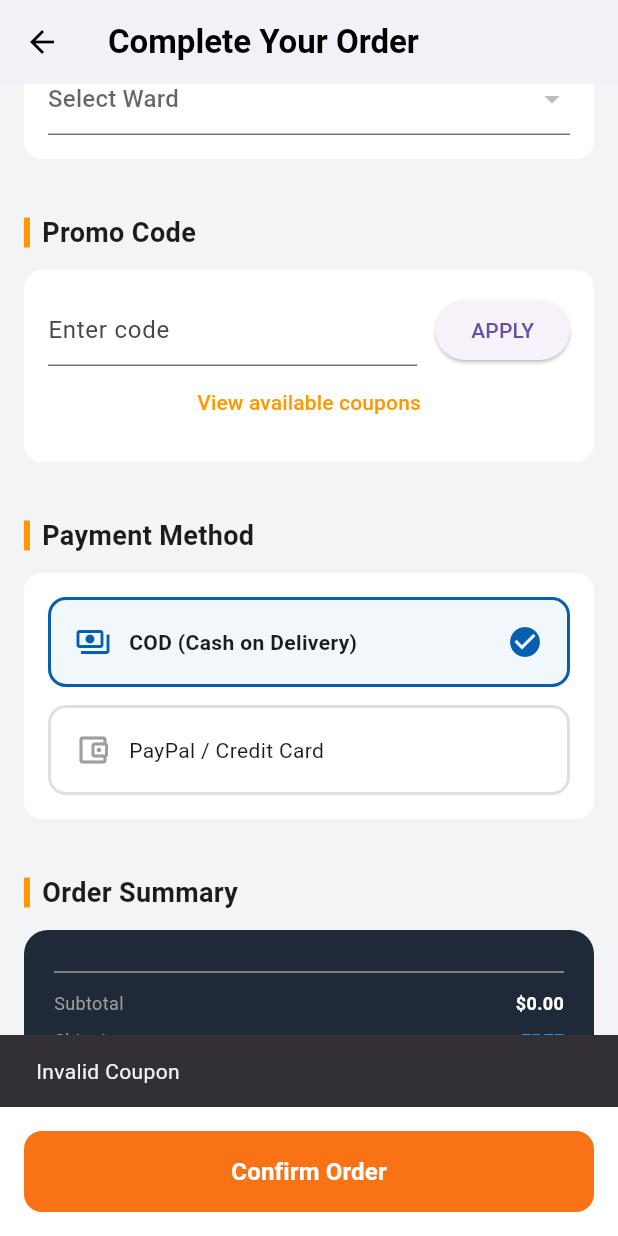
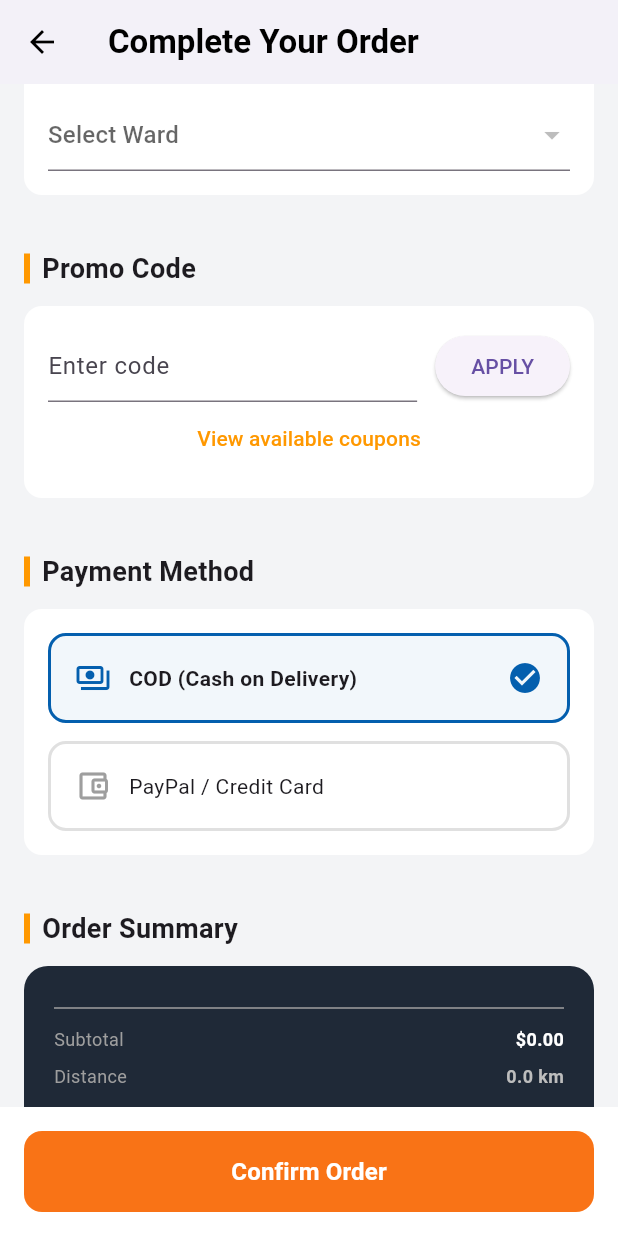
Before and after one commit to TrungHieu0811/Online_Electronic_Market, a Flutter app: the CheckoutPage screen opened directly with empty values, scrolled down 576 dp, after a tap on "APPLY", on a phone screen of 412 x 824 dp. Run offline on Flutter 3.47's test engine with Material 3 defaults, Android fonts, the phone set to English and light mode, and no system bars; our stand-ins replace dio, flutter_markdown, flutter_secure_storage, shared_preferences; accounts and stored records are empty; network calls fail.

Commit message:
update checkout page flutter

```diff
--- a/mobile/lib/screens/checkout_page.dart
+++ b/mobile/lib/screens/checkout_page.dart
@@ -55,6 +55,7 @@ class _CheckoutPageState extends State<CheckoutPage> {
   String? _token;
 
   double _currentShippingFee = 0.0;
+  double _currentDistance = 0.0;
 
  Future<void> _fetchProvinces() async {
   try {
@@ -175,11 +176,12 @@ void _onDistrictChanged(int? dId) async {
   "shipName": _fullNameController.text,
   "shipPhone": _phoneController.text,
   "shipAddress": _addressController.text,
+  "couponCode": _couponController.text,
   "note": "Order via Flutter Mobile App",
+  "shippingFee": _currentShippingFee,
   "paymentMethod": _selectedPayment,
   "districtId": _selectedDistrictId, // 👈 Dùng biến đã chọn từ Dropdown
   "wardCode": _selectedWardCode,     // 👈 Dùng biến đã chọn từ Dropdown
-  "couponCode": "",
 };
 
   try {
@@ -216,16 +218,23 @@ void _onDistrictChanged(int? dId) async {
 
 
 Future<void> _updateShippingFee() async {
-  if (_selectedDistrictId != null && _selectedWardCode != null) {
+  if (_selectedDistrictId != null && _selectedWardCode != null && _token != null) {
     try {
+
+      double distance = await OrderService().getShippingDistance(
+        _selectedProvinceId!, _selectedDistrictId!, _selectedWardCode!, _token!
+      );
       // Gọi hàm previewShippingFee trong OrderService mình vừa tạo lúc nãy
       double fee = await OrderService().previewShippingFee(
         _selectedDistrictId!,
         _selectedWardCode!,
-        widget.subtotal
+        widget.subtotal,
+        _token!
       );
 
+
       setState(() {
+        _currentDistance = distance;
         // Cập nhật lại phí ship để giao diện nhảy số tiền mới
         _currentShippingFee = fee;
       });
@@ -283,28 +292,26 @@ void _showCouponList() async {
 
 void _applyCoupon() async {
   String code = _couponController.text.trim();
-  // Gọi API validate để chắc chắn mã vẫn dùng được
-  bool isValid = await CouponService().validateCoupon(code, widget.subtotal);
+  if (code.isEmpty || _token == null) return;
 
-  if (isValid) {
-    // Lấy chi tiết mã để tính tiền giảm
-    final coupon = await CouponService().getCouponDetail(code, _token!);
+  // Gọi hàm detail mới, truyền thêm subtotal để Server lọc
+  final coupon = await CouponService().getCouponDetail(code, widget.subtotal, _token!);
 
   if (coupon != null) {
     setState(() {
-        if (coupon.discountType == "PERCENTAGE") {
+      if (coupon.discountType.toUpperCase().contains("PERCENTAGE")) {
+         // Tính toán %
          double calculated = (widget.subtotal * coupon.discountValue) / 100;
-          // Nếu có mức giảm tối đa (maxDiscountAmount), thì lấy mức đó
          _discountAmount = (coupon.maxDiscountAmount != null && calculated > coupon.maxDiscountAmount!)
              ? coupon.maxDiscountAmount! : calculated;
       } else {
-          _discountAmount = coupon.discountValue; // FIXED_AMOUNT
+         _discountAmount = coupon.discountValue; // Fixed Amount
       }
     });
-    }
   } else {
-    // Thông báo lỗi nếu mã không hợp lệ
-    ScaffoldMessenger.of(context).showSnackBar(const SnackBar(content: Text("Invalid Coupon")));
+    ScaffoldMessenger.of(context).showSnackBar(
+      const SnackBar(content: Text("Invalid Coupon or Not Eligible"), backgroundColor: Colors.red)
+    );
   }
 }
 
@@ -328,6 +335,7 @@ void _applyCoupon() async {
           children: [
             _buildSectionTitle("Shipping Information"),
             _buildShippingForm(),
+            const SizedBox(height: 24),
             _buildShippingArea(),
             const SizedBox(height: 24),
             _buildSectionTitle("Promo Code"),
@@ -519,7 +527,7 @@ Widget _buildPaymentOption(IconData icon, String label, {required bool isSelecte
   // Tóm tắt đơn hàng màu tối
   Widget _buildOrderSummaryCard() {
     double taxAmount = widget.subtotal * 0.1;
-    double totalPayPrice = widget.subtotal + taxAmount + _currentShippingFee;
+    double totalPayPrice = widget.subtotal + taxAmount + _currentShippingFee - _discountAmount;
     return Container(
       padding: const EdgeInsets.all(20),
       decoration: BoxDecoration(
@@ -535,7 +543,13 @@ Widget _buildPaymentOption(IconData icon, String label, {required bool isSelecte
               children: [
                 ClipRRect(
                   borderRadius: BorderRadius.circular(8),
-                  child: Image.network(item.imageUrl ?? '', width: 50, height: 50, fit: BoxFit.cover),
+                  child: item.imageUrl != null && item.imageUrl!.isNotEmpty
+                      ? Image.network(
+                          item.imageUrl!,
+                          width: 50, height: 50, fit: BoxFit.cover,
+                          errorBuilder: (context, error, stackTrace) => const Icon(Icons.image, color: Colors.grey), // Hiện icon nếu ảnh lỗi
+                        )
+                      : const Icon(Icons.image, color: Colors.grey), // Hiện icon nếu không có URL
                 ),
                 const SizedBox(width: 12),
                 Expanded(
@@ -554,11 +568,21 @@ Widget _buildPaymentOption(IconData icon, String label, {required bool isSelecte
           const Divider(color: Colors.grey),
           _summaryRow("Subtotal", "\$${widget.subtotal.toStringAsFixed(2)}"),
           _summaryRow(
-              "Shipping",
+            "Distance",
+            "${(_currentDistance / 1000).toStringAsFixed(1)} km", // Chia 1000 để đổi sang km
+            color: Colors.grey.shade400
+          ),
+         _summaryRow(
+              "Shipping Fee",
               _currentShippingFee == 0 ? "FREE" : "\$${_currentShippingFee.toStringAsFixed(2)}",
               color: Colors.blue
             ),
           _summaryRow("Tax (10%)", "\$${(widget.subtotal * 0.1).toStringAsFixed(2)}"),
+          _summaryRow(
+            "Discount",
+            "-\$${_discountAmount.toStringAsFixed(2)}",
+            color: Colors.redAccent // Màu đỏ để khách biết là được trừ tiền
+          ),
           const SizedBox(height: 16),
 
           Row(
```
Also changed, not shown: mobile/lib/services/coupon_service.dart (+24 -10 lines), mobile/lib/services/order_service.dart (+24 -3 lines). Lines whose indentation alone changed are shown as unchanged.
